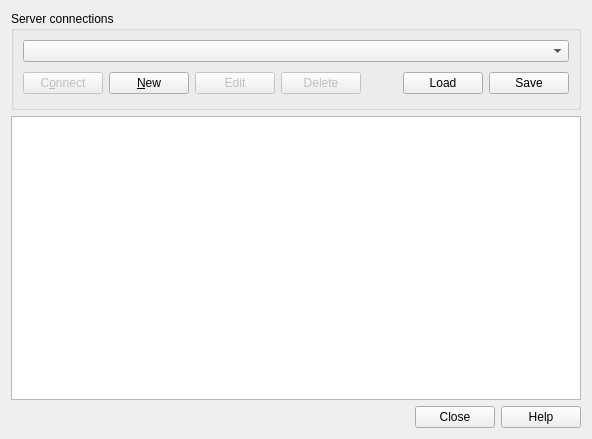
Old version of the form src/plugins/sos/qgssossourceselectbase.ui in the repository mhugent/QGIS.
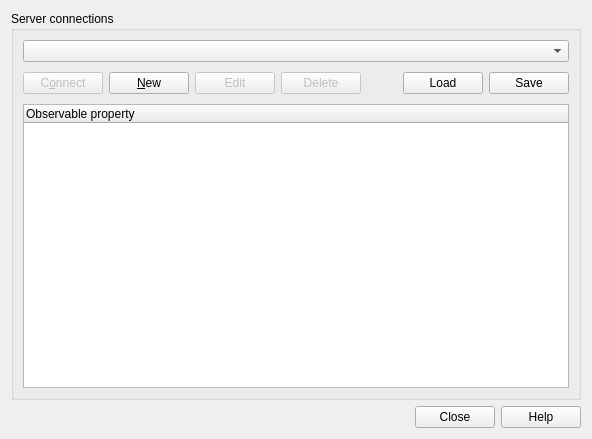
New version of the form.

Commit message: Handle network and xml errors and get list of observable properties from capabilities

Diff of the .ui file:
```diff
--- a/src/plugins/sos/qgssossourceselectbase.ui
+++ b/src/plugins/sos/qgssossourceselectbase.ui
@@ -20,9 +20,6 @@
       <string>Server connections</string>
      </property>
      <layout class="QGridLayout" name="gridLayout_2">
-      <item row="0" column="0">
-       <widget class="QComboBox" name="mConnectionsComboBox"/>
-      </item>
       <item row="1" column="0">
        <layout class="QHBoxLayout" name="horizontalLayout">
         <item>
@@ -100,10 +97,22 @@
         </item>
        </layout>
       </item>
+      <item row="0" column="0">
+       <widget class="QComboBox" name="mConnectionsComboBox"/>
+      </item>
+      <item row="2" column="0">
+       <widget class="QTreeWidget" name="mOfferingsTreeWidget">
+        <column>
+         <property name="text">
+          <string>Observable property</string>
+         </property>
+        </column>
+       </widget>
+      </item>
      </layout>
     </widget>
    </item>
-   <item row="2" column="0">
+   <item row="1" column="0">
     <widget class="QDialogButtonBox" name="mbuttonBox">
      <property name="orientation">
       <enum>Qt::Horizontal</enum>
@@ -113,25 +122,6 @@
      </property>
     </widget>
    </item>
-   <item row="1" column="0">
-    <widget class="QTreeView" name="mOfferingsTreeView">
-     <property name="editTriggers">
-      <set>QAbstractItemView::NoEditTriggers</set>
-     </property>
-     <property name="alternatingRowColors">
-      <bool>true</bool>
-     </property>
-     <property name="selectionMode">
-      <enum>QAbstractItemView::ExtendedSelection</enum>
-     </property>
-     <property name="sortingEnabled">
-      <bool>true</bool>
-     </property>
-     <attribute name="headerVisible">
-      <bool>true</bool>
-     </attribute>
-    </widget>
-   </item>
   </layout>
  </widget>
  <tabstops>
```
Left out of the diff: 1 changed line with no effect on the pictures. The commit also changes 3 other files.
